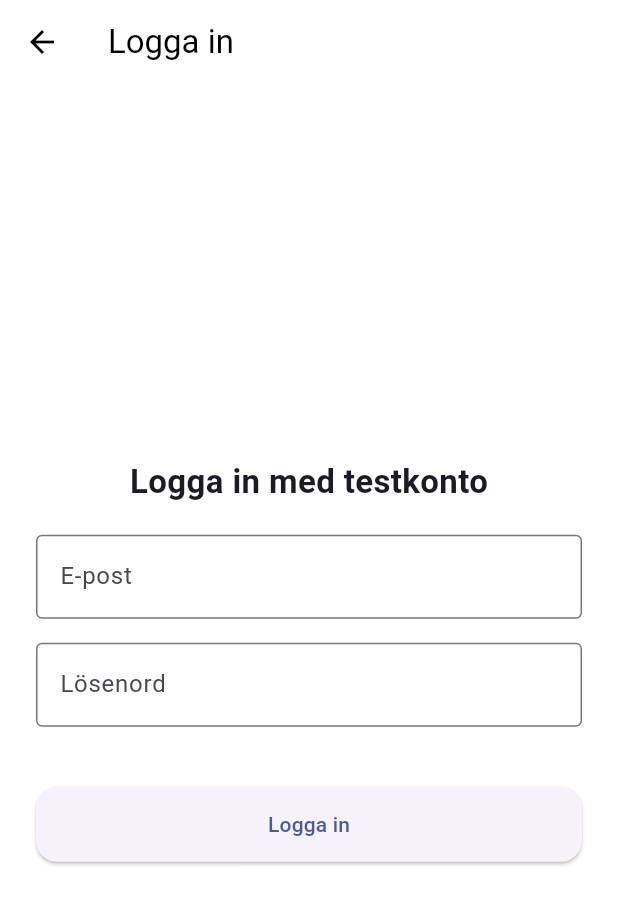
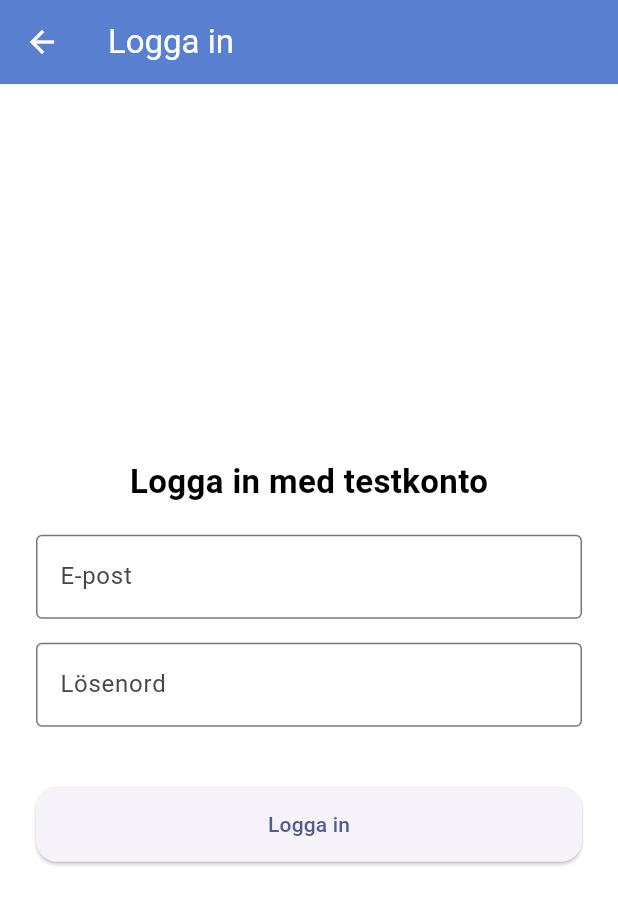
Before and after one commit to gu-tig333-ht25/grupp-3, a Flutter app: the screen it shows after launch, item 3 of the bottom bar chosen, after a tap on "Logga in", on a phone screen of 412 x 824 dp. Shown: the top 905 px of the screen. Run offline on Flutter 3.47's test engine with Material 3 defaults, Android fonts, the phone set to English and light mode, and no system bars; our stand-ins replace firebase_auth, firebase_core, fl_chart, flutter_dotenv, shared_preferences; missing offline and left inert: flutter_inappwebview; accounts and stored records are empty; network calls fail.

Commit message:
ändrade färgen på text i mörkläge, färg på appbar så den är konsistent, tog bort redundant kod för inlogg i main

```diff
--- a/lib/main.dart
+++ b/lib/main.dart
@@ -45,9 +45,16 @@ class MyApp extends StatelessWidget {
           colorScheme: ColorScheme.fromSeed(seedColor: Colors.indigoAccent),
           useMaterial3: true,
           appBarTheme: const AppBarTheme(
-            backgroundColor: Colors.white,
-            foregroundColor: Colors.black,
+            backgroundColor: Color(0xFF597FD0),
+            foregroundColor: Colors.white,
             elevation: 0,
+
+          ),
+        textTheme: const TextTheme(
+            headlineSmall: TextStyle(color: Colors.black,),
+            displaySmall: TextStyle(color: Colors.black),
+            headlineMedium: TextStyle(color: Colors.black),
+            bodyMedium: TextStyle(color: Colors.black),
           ),
         ),
         darkTheme: ThemeData.dark().copyWith(
@@ -56,11 +63,17 @@ class MyApp extends StatelessWidget {
             brightness: Brightness.dark,
           ),
           appBarTheme: const AppBarTheme(
-            backgroundColor: Color.fromARGB(255, 24, 111, 182),
-            foregroundColor: Color.fromARGB(255, 39, 21, 141),
+            backgroundColor: Color(0xFF597FD0),
+            foregroundColor: Colors.white,
           ),
+        textTheme: const TextTheme(
+            headlineSmall: TextStyle(color: Colors.white),
+            displaySmall: TextStyle(color: Colors.white),
+            headlineMedium: TextStyle(color: Colors.white),
+            bodyMedium: TextStyle(color: Colors.white),
+        )
         ),
-        home: StreamBuilder(
+home: StreamBuilder<User?>(
   stream: FirebaseAuth.instance.authStateChanges(),
   builder: (context, snapshot) {
     if (snapshot.connectionState == ConnectionState.waiting) {
@@ -70,30 +83,13 @@ class MyApp extends StatelessWidget {
     }
     if (snapshot.hasData) {
       return const HomeScreen();
+    } else {
+      return const HomeScreen();
     }
-            return const AuthGate();
   },
 ),
+
       ),
     );
   }
 }
-
-class AuthGate extends StatelessWidget {
-  const AuthGate({super.key});
-
-  @override
-  Widget build(BuildContext context) {
-    return StreamBuilder<User?>(
-      stream: FirebaseAuth.instance.authStateChanges(),
-      builder: (context, snapshot) {
-        if (snapshot.connectionState == ConnectionState.waiting) {
-          return const Scaffold(
-            body: Center(child: CircularProgressIndicator()),
-          );
-        }
-        return const HomeScreen();
-      },
-    );
-  }
-}
--- a/lib/screens/home.dart
+++ b/lib/screens/home.dart
@@ -20,7 +20,6 @@ class _HomeScreenState extends State<HomeScreen> {
   Widget build(BuildContext context) {
     return Scaffold(
       appBar: AppBar(
-        backgroundColor: Theme.of(context).colorScheme.inversePrimary,
         title: Text('Bostadskollen'),
         centerTitle: true,
       ),
--- a/lib/screens/profil.dart
+++ b/lib/screens/profil.dart
@@ -13,7 +13,6 @@ class ProfilScreen extends StatefulWidget {
 }
 
 class _ProfilScreenState extends State<ProfilScreen> {
-  // Helper-funktion för att returnera korrekt ImageProvider
   ImageProvider getProfileImage(String? photoUrl) {
     if (photoUrl != null && photoUrl.startsWith('http')) {
       return NetworkImage(photoUrl);
@@ -26,6 +25,9 @@ class _ProfilScreenState extends State<ProfilScreen> {
   Widget build(BuildContext context) {
     final user = FirebaseAuth.instance.currentUser;
     final themeProvider = Provider.of<ThemeProvider>(context);
+    final isDark = themeProvider.isDarkMode;
+
+    final borderColor = isDark ? Colors.grey[700]! : Colors.grey[400]!;
 
     return Scaffold(
       appBar: AppBar(
@@ -49,9 +51,13 @@ class _ProfilScreenState extends State<ProfilScreen> {
               ),
               const SizedBox(height: 30),
             ],
-
-            // Mörkt läge växling
-            Row(
+            Container(
+              decoration: BoxDecoration(
+                border: Border.all(color: borderColor, width: 1.3),
+                borderRadius: BorderRadius.circular(12),
+              ),
+              padding: const EdgeInsets.symmetric(horizontal: 16, vertical: 10),
+              child: Row(
                 mainAxisAlignment: MainAxisAlignment.spaceBetween,
                 children: [
                   const Text("Mörkt läge", style: TextStyle(fontSize: 16)),
@@ -63,15 +69,14 @@ class _ProfilScreenState extends State<ProfilScreen> {
                   ),
                 ],
               ),
+            ),
             const SizedBox(height: 40),
-
-            // Logga in / Logga ut knapp
-            ElevatedButton(
+            OutlinedButton(
               onPressed: () async {
                 if (user != null) {
                   await FirebaseAuth.instance.signOut();
                   if (!mounted) return;
-                  setState(() {}); // uppdatera vyn
+                  setState(() {});
                 } else {
                   if (!mounted) return;
                   Navigator.push(
@@ -80,18 +85,21 @@ class _ProfilScreenState extends State<ProfilScreen> {
                   );
                 }
               },
-              style: ElevatedButton.styleFrom(
-                backgroundColor: const Color(0xFFF3F1FC),
+              style: OutlinedButton.styleFrom(
+                side: BorderSide(color: borderColor, width: 1.3),
                 shape: RoundedRectangleBorder(
                   borderRadius: BorderRadius.circular(12),
                 ),
                 padding:
                     const EdgeInsets.symmetric(horizontal: 40, vertical: 14),
+                backgroundColor: isDark
+                    ? const Color(0xFF1E1E1E)
+                    : const Color(0xFFF8F8F8),
               ),
               child: Text(
                 user != null ? "Logga ut" : "Logga in",
-                style: const TextStyle(
-                  color: Color(0xFF444444),
+                style: TextStyle(
+                  color: isDark ? Colors.white : Colors.black,
                   fontWeight: FontWeight.w600,
                 ),
               ),
```
Lines whose indentation alone changed are shown as unchanged.
